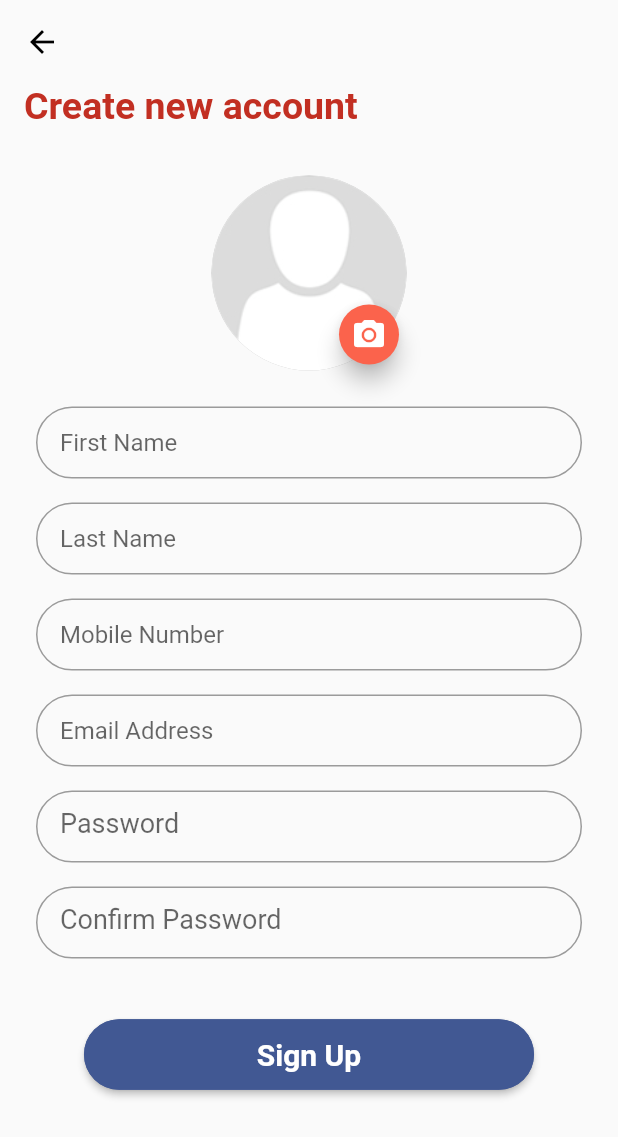
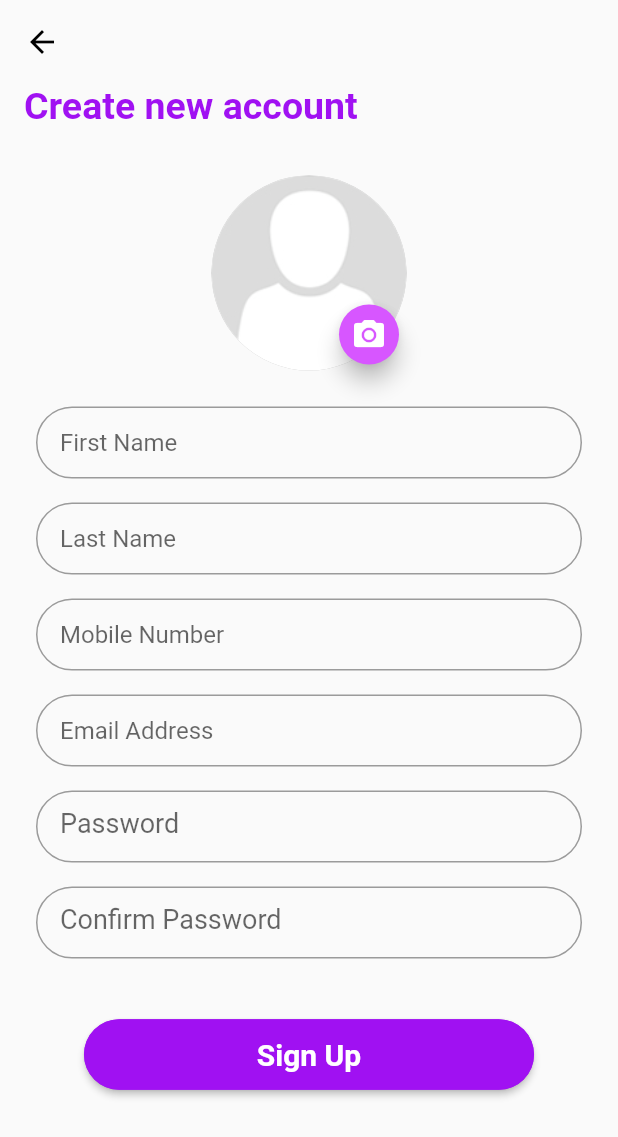
Before and after one commit to instaflutter/flutter-login-screen-firebase-auth-facebook-login, a Flutter app: the SignUpScreen screen opened directly, on a phone screen of 412 x 824 dp. Shown: the top 1137 px of the screen. Run offline on Flutter 3.47's test engine with Material 2 defaults, Android fonts, the phone set to English and light mode, and no system bars; our stand-ins replace cached_network_image, cloud_firestore, firebase_auth, firebase_storage, image_picker, page_view_indicators and 2 more; missing offline and left inert: flutter_facebook_login; accounts and stored records are empty.

Commit message:
color update

```diff
--- a/lib/constants.dart
+++ b/lib/constants.dart
@@ -1,8 +1,8 @@
 library constants;
 
 const FINISHED_ON_BOARDING = 'finishedOnBoarding';
-const COLOR_ACCENT = 0xFFfb634c;
-const COLOR_PRIMARY_DARK = 0xFF8a0000;
-const COLOR_PRIMARY = 0xFFC22F22;
+const COLOR_ACCENT = 0xFFd756ff;
+const COLOR_PRIMARY_DARK = 0xFF6900be;
+const COLOR_PRIMARY = 0xFFa011f2;
 const FACEBOOK_BUTTON_COLOR = 0xFF415893;
 const USERS = 'users';
--- a/lib/ui/signUp/SignUpScreen.dart
+++ b/lib/ui/signUp/SignUpScreen.dart
@@ -321,19 +321,18 @@ class _SignUpState extends State<SignUpScreen> {
           child: ConstrainedBox(
             constraints: const BoxConstraints(minWidth: double.infinity),
             child: RaisedButton(
-              color: Color(Constants.FACEBOOK_BUTTON_COLOR),
+              color: Color(Constants.COLOR_PRIMARY),
               child: Text(
                 'Sign Up',
                 style: TextStyle(fontSize: 20, fontWeight: FontWeight.bold),
               ),
               textColor: Colors.white,
-              splashColor: Color(Constants.FACEBOOK_BUTTON_COLOR),
+              splashColor: Color(Constants.COLOR_PRIMARY),
               onPressed: _sendToServer,
               padding: EdgeInsets.only(top: 12, bottom: 12),
               shape: RoundedRectangleBorder(
                   borderRadius: BorderRadius.circular(25.0),
-                  side: BorderSide(
-                      color: Color(Constants.FACEBOOK_BUTTON_COLOR))),
+                  side: BorderSide(color: Color(Constants.COLOR_PRIMARY))),
             ),
           ),
         ),
```
Also changed, not shown: 1 other file.
